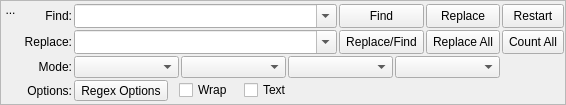
Old version of the form src/Form_Files/FindReplace.ui in the repository Sigil-Ebook/Sigil.
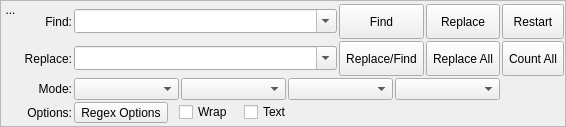
New version of the form. Icons and pictures are not drawn. Custom widgets are drawn as their Qt base class.

What changed in the file:
```diff
--- a/src/Form_Files/FindReplace.ui
+++ b/src/Form_Files/FindReplace.ui
@@ -7,7 +7,7 @@
     <x>0</x>
     <y>0</y>
     <width>566</width>
-    <height>93</height>
+    <height>127</height>
    </rect>
   </property>
   <property name="sizePolicy">
@@ -368,7 +368,7 @@
          </widget>
         </item>
         <item row="2" column="1" colspan="3">
-         <layout class="QHBoxLayout" name="modeLayout" stretch="0,0,0,0,0">
+         <layout class="QHBoxLayout" name="modeLayout" stretch="0,0,0,0">
           <item>
            <widget class="QComboBox" name="cbSearchMode"/>
           </item>
@@ -401,7 +401,7 @@
            <string>Regex Valid?</string>
           </property>
           <property name="text">
-           <string> </string>
+           <string/>
           </property>
          </widget>
         </item>
@@ -416,7 +416,7 @@
          </widget>
         </item>
         <item row="3" column="1" colspan="4">
-         <layout class="QHBoxLayout" name="advancedLayout" stretch="0,0,0,0,0">
+         <layout class="QHBoxLayout" name="advancedLayout" stretch="0,0,0,0,0,0,0,0">
           <item>
            <widget class="QToolButton" name="tbRegexOptions">
             <property name="toolTip">
@@ -430,7 +430,7 @@
           <item>
            <widget class="QLabel" name="space0">
             <property name="text">
-             <string>  </string>
+             <string/>
             </property>
            </widget>
           </item>
@@ -449,7 +449,7 @@
           <item>
            <widget class="QLabel" name="space1">
             <property name="text">
-             <string>  </string>
+             <string/>
             </property>
            </widget>
           </item>
@@ -467,7 +467,7 @@
           <item>
            <widget class="QLabel" name="space2">
             <property name="text">
-             <string>  </string>
+             <string/>
             </property>
            </widget>
           </item>
@@ -488,7 +488,6 @@
            <widget class="QLabel" name="message">
             <property name="font">
              <font>
-              <weight>75</weight>
               <bold>true</bold>
              </font>
             </property>
@@ -506,6 +505,13 @@
    </item>
   </layout>
  </widget>
+ <customwidgets>
+  <customwidget>
+   <class>PasteTargetComboBox</class>
+   <extends>QComboBox</extends>
+   <header>Misc/PasteTargetComboBox.h</header>
+  </customwidget>
+ </customwidgets>
  <tabstops>
   <tabstop>cbFind</tabstop>
   <tabstop>cbReplace</tabstop>
@@ -523,13 +529,6 @@
   <tabstop>count</tabstop>
   <tabstop>close</tabstop>
  </tabstops>
- <customwidgets>
-  <customwidget>
-   <class>PasteTargetComboBox</class>
-   <extends>QComboBox</extends>
-   <header>Misc/PasteTargetComboBox.h</header>
-  </customwidget>
- </customwidgets>
  <resources>
   <include location="../Resource_Files/main/main.qrc"/>
  </resources>
```
Left out of the diff: 125 changed lines with no effect on the pictures.
